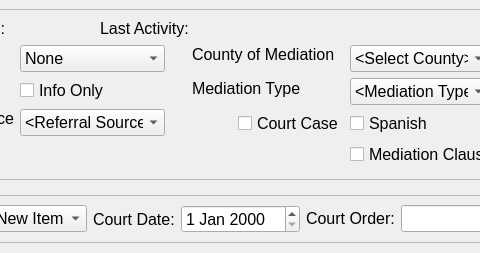
lansdon/cpts483_drc, file drc/gui/mediationprocessstatusform.ui: the form before one commit; both pictures show x 119 to 599 and y 0 to 253 of the 1113 by 253 pixel window.
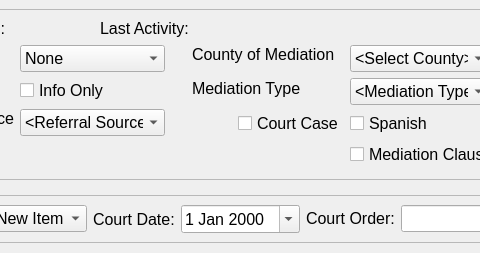
The form after the commit.

The edit to the form file:
```diff
--- a/drc/gui/mediationprocessstatusform.ui
+++ b/drc/gui/mediationprocessstatusform.ui
@@ -980,7 +980,11 @@
            </widget>
           </item>
           <item row="0" column="1">
-           <widget class="QDateEdit" name="courDateEdit"/>
+           <widget class="QDateEdit" name="courDateEdit">
+            <property name="calendarPopup">
+             <bool>true</bool>
+            </property>
+           </widget>
           </item>
          </layout>
         </item>
```
